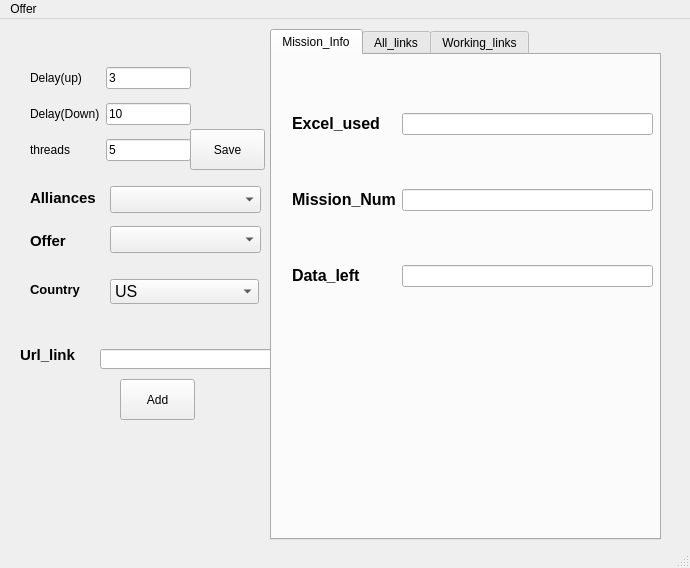
Before: the Qt Designer form ui/test.ui in FuckBrains/src, drawn with Qt 5.
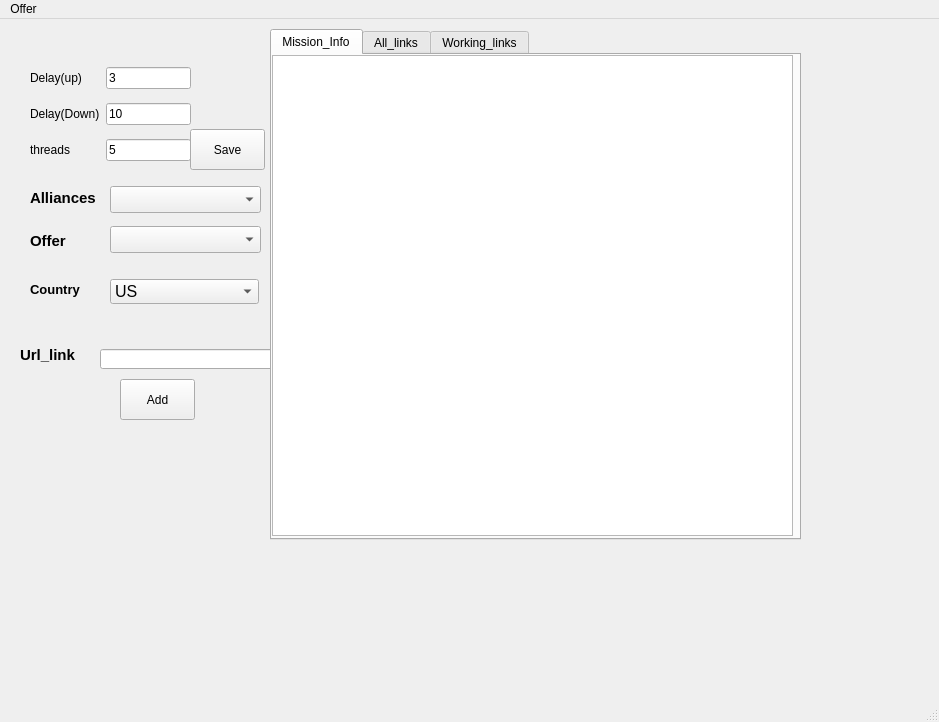
After: the same form once the commit is applied.

Commit message: fix data get

```diff
--- a/ui/test.ui
+++ b/ui/test.ui
@@ -9,8 +9,8 @@
    <rect>
     <x>0</x>
     <y>0</y>
-    <width>690</width>
-    <height>568</height>
+    <width>939</width>
+    <height>722</height>
    </rect>
   </property>
   <property name="windowTitle">
@@ -260,7 +260,7 @@
      <rect>
       <x>270</x>
       <y>10</y>
-      <width>391</width>
+      <width>531</width>
       <height>511</height>
      </rect>
     </property>
@@ -271,59 +271,15 @@
      <attribute name="title">
       <string>Mission_Info</string>
      </attribute>
-     <widget class="QWidget" name="gridLayoutWidget_2">
+     <widget class="QTableView" name="tableView">
       <property name="geometry">
        <rect>
-        <x>20</x>
-        <y>10</y>
-        <width>361</width>
-        <height>271</height>
+        <x>0</x>
+        <y>0</y>
+        <width>521</width>
+        <height>481</height>
        </rect>
       </property>
-      <layout class="QGridLayout" name="gridLayout_2">
-       <item row="2" column="0">
-        <widget class="QLabel" name="label_10">
-         <property name="text">
-          <string>&lt;html&gt;&lt;head/&gt;&lt;body&gt;&lt;p&gt;&lt;span style=&quot; font-size:12pt; font-weight:600;&quot;&gt;Mission_Num&lt;/span&gt;&lt;/p&gt;&lt;/body&gt;&lt;/html&gt;</string>
-         </property>
-        </widget>
-       </item>
-       <item row="0" column="0">
-        <widget class="QLabel" name="label_8">
-         <property name="text">
-          <string>&lt;html&gt;&lt;head/&gt;&lt;body&gt;&lt;p&gt;&lt;span style=&quot; font-size:12pt; font-weight:600;&quot;&gt;Excel_used&lt;/span&gt;&lt;/p&gt;&lt;/body&gt;&lt;/html&gt;</string>
-         </property>
-        </widget>
-       </item>
-       <item row="3" column="0">
-        <widget class="QLabel" name="label_12">
-         <property name="text">
-          <string>&lt;html&gt;&lt;head/&gt;&lt;body&gt;&lt;p&gt;&lt;span style=&quot; font-size:12pt; font-weight:600;&quot;&gt;Data_left&lt;/span&gt;&lt;/p&gt;&lt;/body&gt;&lt;/html&gt;</string>
-         </property>
-        </widget>
-       </item>
-       <item row="0" column="1">
-        <widget class="QLineEdit" name="lineEdit_5">
-         <property name="text">
-          <string/>
-         </property>
-        </widget>
-       </item>
-       <item row="3" column="1">
-        <widget class="QLineEdit" name="lineEdit_7">
-         <property name="text">
-          <string/>
-         </property>
-        </widget>
-       </item>
-       <item row="2" column="1">
-        <widget class="QLineEdit" name="lineEdit_6">
-         <property name="text">
-          <string/>
-         </property>
-        </widget>
-       </item>
-      </layout>
      </widget>
     </widget>
     <widget class="QWidget" name="tab">
@@ -471,7 +427,7 @@
     <rect>
      <x>0</x>
      <y>0</y>
-     <width>690</width>
+     <width>939</width>
      <height>21</height>
     </rect>
    </property>
```
The commit also changes 5 other files.
